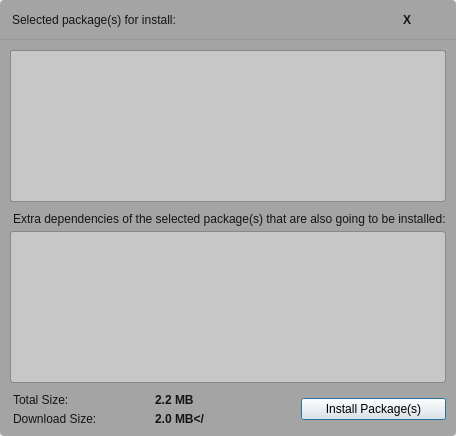
This is kde/package-manager/manager/ui/basketdialog.ui in pars-linux/uludag as Qt 5 draws it before an edit. The edited form follows.
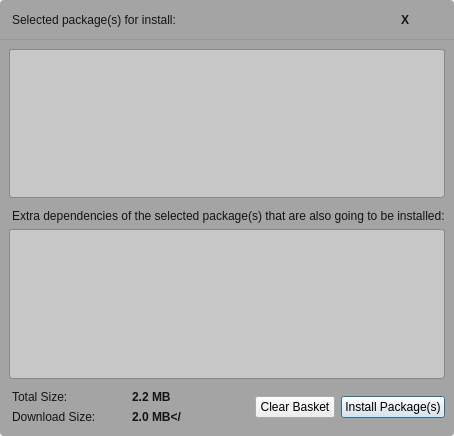
This is the edited form. Custom widgets are drawn as their Qt base class.

Commit message: * Clear basket option  * v 3.0 Beta \o/

```diff
--- a/kde/package-manager/manager/ui/basketdialog.ui
+++ b/kde/package-manager/manager/ui/basketdialog.ui
@@ -108,15 +108,6 @@
       <item row="1" column="0">
        <widget class="QWidget" name="widget_2" native="true">
         <layout class="QGridLayout" name="gridLayout">
-         <property name="horizontalSpacing">
-          <number>0</number>
-         </property>
-         <property name="verticalSpacing">
-          <number>5</number>
-         </property>
-         <property name="margin">
-          <number>10</number>
-         </property>
          <item row="0" column="0" colspan="3">
           <widget class="PackageView" name="packageList">
            <property name="minimumSize">
@@ -184,6 +175,22 @@
            </attribute>
           </widget>
          </item>
+         <item row="1" column="0" colspan="3">
+          <spacer name="verticalSpacer_2">
+           <property name="orientation">
+            <enum>Qt::Vertical</enum>
+           </property>
+           <property name="sizeType">
+            <enum>QSizePolicy::Fixed</enum>
+           </property>
+           <property name="sizeHint" stdset="0">
+            <size>
+             <width>20</width>
+             <height>5</height>
+            </size>
+           </property>
+          </spacer>
+         </item>
          <item row="2" column="0" colspan="3">
           <widget class="QLabel" name="extrasLabel">
            <property name="text">
@@ -258,6 +265,22 @@
            </attribute>
           </widget>
          </item>
+         <item row="4" column="0" colspan="3">
+          <spacer name="verticalSpacer">
+           <property name="orientation">
+            <enum>Qt::Vertical</enum>
+           </property>
+           <property name="sizeType">
+            <enum>QSizePolicy::Fixed</enum>
+           </property>
+           <property name="sizeHint" stdset="0">
+            <size>
+             <width>20</width>
+             <height>5</height>
+            </size>
+           </property>
+          </spacer>
+         </item>
          <item row="5" column="0">
           <widget class="QLabel" name="label_3">
            <property name="sizePolicy">
@@ -288,10 +311,23 @@
           </widget>
          </item>
          <item row="5" column="2" rowspan="2">
-          <layout class="QVBoxLayout" name="verticalLayout">
-           <property name="spacing">
-            <number>0</number>
-           </property>
+          <layout class="QHBoxLayout" name="horizontalLayout_2">
+           <item>
+            <widget class="QPushButton" name="clearButton">
+             <property name="styleSheet">
+              <string notr="true"/>
+             </property>
+             <property name="text">
+              <string>Clear Basket</string>
+             </property>
+             <property name="autoDefault">
+              <bool>false</bool>
+             </property>
+             <property name="flat">
+              <bool>false</bool>
+             </property>
+            </widget>
+           </item>
            <item>
             <widget class="QPushButton" name="actionButton">
              <property name="styleSheet">
@@ -324,8 +360,8 @@
            </property>
           </widget>
          </item>
-         <item row="4" column="1">
-          <spacer name="verticalSpacer">
+         <item row="7" column="1">
+          <spacer name="verticalSpacer_3">
            <property name="orientation">
             <enum>Qt::Vertical</enum>
            </property>
@@ -335,23 +371,7 @@
            <property name="sizeHint" stdset="0">
             <size>
              <width>20</width>
-             <height>5</height>
-            </size>
-           </property>
-          </spacer>
-         </item>
-         <item row="1" column="0" colspan="3">
-          <spacer name="verticalSpacer_2">
-           <property name="orientation">
-            <enum>Qt::Vertical</enum>
-           </property>
-           <property name="sizeType">
-            <enum>QSizePolicy::Fixed</enum>
-           </property>
-           <property name="sizeHint" stdset="0">
-            <size>
-             <width>20</width>
-             <height>5</height>
+             <height>3</height>
             </size>
            </property>
           </spacer>
```
The commit also changes 19 other files.
